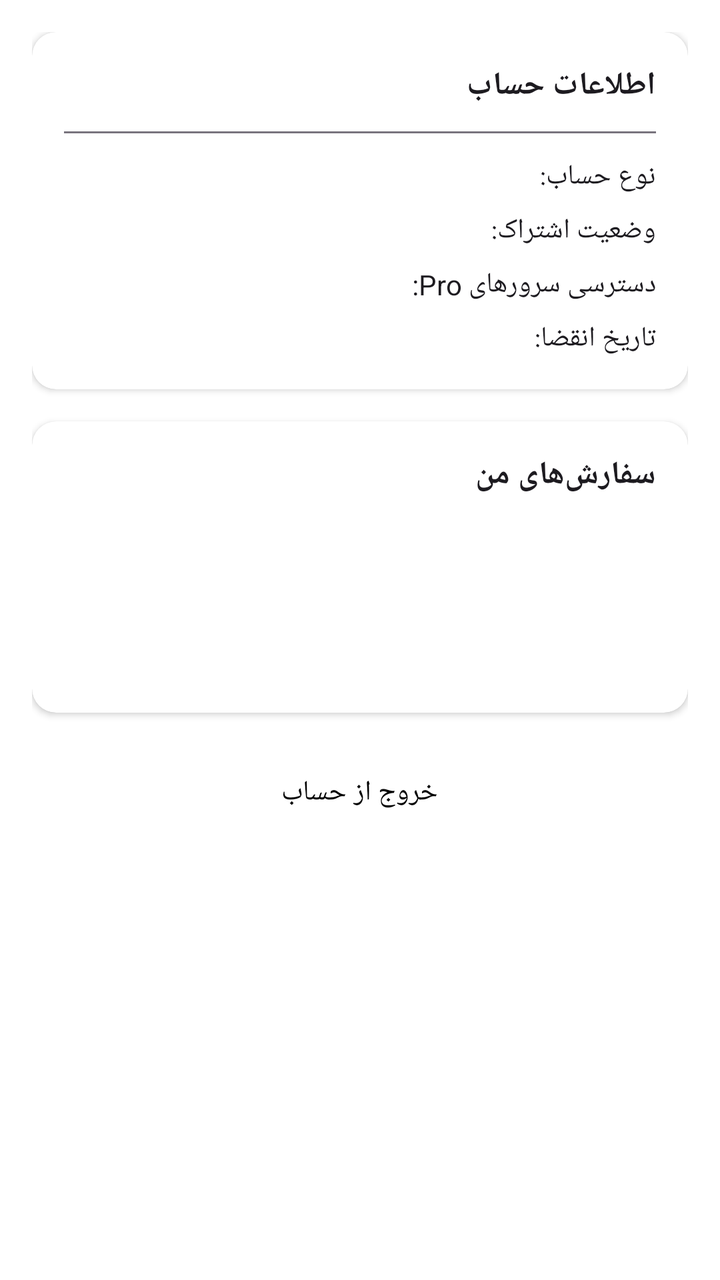
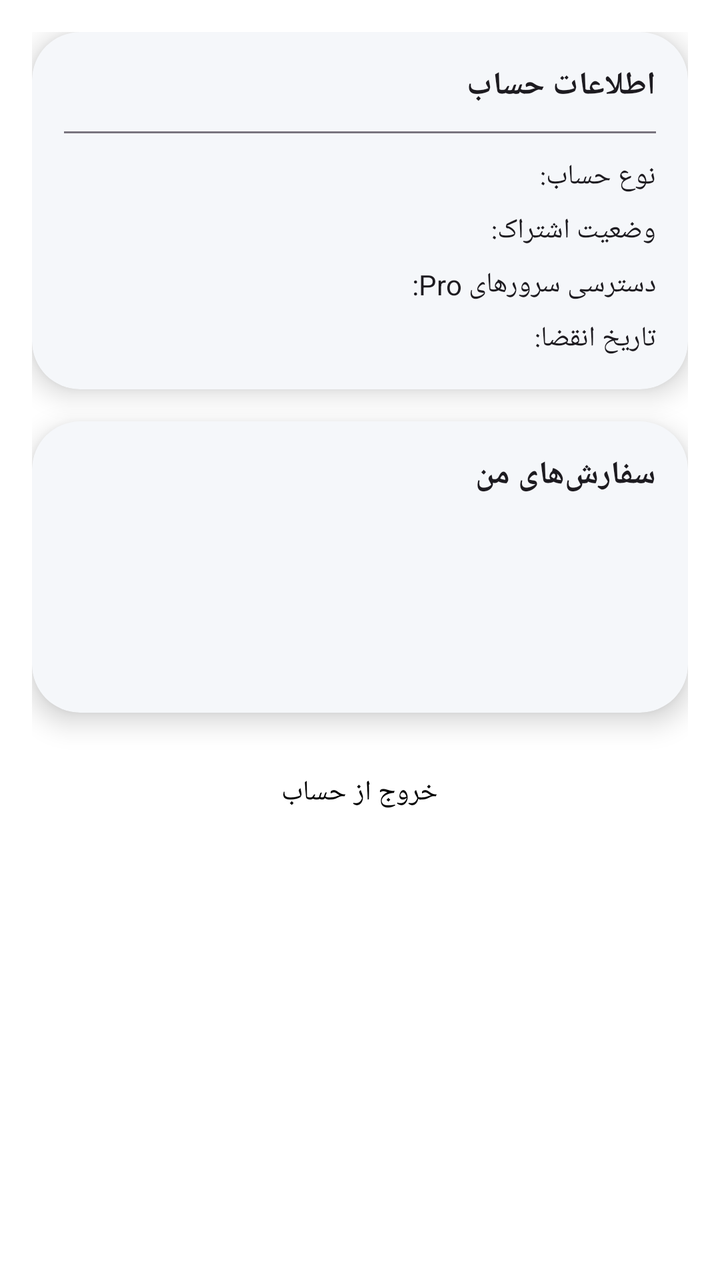

Two renders of the same Android screen: before a commit and after it. Below are the layout's source before the change and the commit's diff.
<!-- AndroidManifest.xml: application theme AppThemeDayNight.NoActionBar -->
<!-- res/layout/activity_profile.xml -->
<?xml version="1.0" encoding="utf-8"?>
<ScrollView xmlns:android="http://schemas.android.com/apk/res/android"
    xmlns:app="http://schemas.android.com/apk/res-auto"
    xmlns:tools="http://schemas.android.com/tools"
    android:layout_width="match_parent"
    android:layout_height="match_parent"
    android:fillViewport="true"
    android:fitsSystemWindows="true">

    <LinearLayout
        android:layout_width="match_parent"
        android:layout_height="wrap_content"
        android:orientation="vertical"
        android:padding="@dimen/padding_spacing_dp16"
        android:layoutDirection="rtl"
        tools:context=".ui.ProfileActivity">

        
        <androidx.cardview.widget.CardView
            android:layout_width="match_parent"
            android:layout_height="wrap_content"
            android:layout_marginBottom="@dimen/padding_spacing_dp16"
            app:cardCornerRadius="12dp"
            app:cardElevation="2dp">

            <LinearLayout
                android:layout_width="match_parent"
                android:layout_height="wrap_content"
                android:orientation="vertical"
                android:padding="@dimen/padding_spacing_dp16">

                <TextView
                    android:layout_width="wrap_content"
                    android:layout_height="wrap_content"
                    android:text="@string/profile_account_info"
                    android:textAppearance="@style/TextAppearance.AppCompat.Subhead"
                    android:textStyle="bold"
                    android:layout_marginBottom="@dimen/padding_spacing_dp12" />

                <View
                    android:layout_width="match_parent"
                    android:layout_height="1dp"
                    android:layout_marginBottom="@dimen/padding_spacing_dp12"
                    android:background="?attr/colorOutline" />

                <LinearLayout
                    android:layout_width="match_parent"
                    android:layout_height="wrap_content"
                    android:orientation="horizontal"
                    android:layout_marginBottom="@dimen/padding_spacing_dp8">

                    <TextView
                        android:layout_width="0dp"
                        android:layout_height="wrap_content"
                        android:layout_weight="1"
                        android:text="@string/profile_account_type"
                        android:textAppearance="@style/TextAppearance.AppCompat.Body1" />
                    <TextView
                        android:id="@+id/tv_account_type"
                        android:layout_width="wrap_content"
                        android:layout_height="wrap_content"
                        android:textAppearance="@style/TextAppearance.AppCompat.Body1"
                        android:textStyle="bold" />
                </LinearLayout>

                <LinearLayout
                    android:layout_width="match_parent"
                    android:layout_height="wrap_content"
                    android:orientation="horizontal"
                    android:layout_marginBottom="@dimen/padding_spacing_dp8">

                    <TextView
                        android:layout_width="0dp"
                        android:layout_height="wrap_content"
                        android:layout_weight="1"
                        android:text="@string/profile_subscription_status"
                        android:textAppearance="@style/TextAppearance.AppCompat.Body1" />
                    <TextView
                        android:id="@+id/tv_subscription_status"
                        android:layout_width="wrap_content"
                        android:layout_height="wrap_content"
                        android:textAppearance="@style/TextAppearance.AppCompat.Body1"
                        android:textStyle="bold" />
                </LinearLayout>

                <LinearLayout
                    android:layout_width="match_parent"
                    android:layout_height="wrap_content"
                    android:orientation="horizontal"
                    android:layout_marginBottom="@dimen/padding_spacing_dp8">

                    <TextView
                        android:layout_width="0dp"
                        android:layout_height="wrap_content"
                        android:layout_weight="1"
                        android:text="@string/profile_can_access_pro"
                        android:textAppearance="@style/TextAppearance.AppCompat.Body1" />
                    <TextView
                        android:id="@+id/tv_can_access_pro"
                        android:layout_width="wrap_content"
                        android:layout_height="wrap_content"
                        android:textAppearance="@style/TextAppearance.AppCompat.Body1"
                        android:textStyle="bold" />
                </LinearLayout>

                <LinearLayout
                    android:layout_width="match_parent"
                    android:layout_height="wrap_content"
                    android:orientation="horizontal">

                    <TextView
                        android:layout_width="0dp"
                        android:layout_height="wrap_content"
                        android:layout_weight="1"
                        android:text="@string/profile_subscription_end"
                        android:textAppearance="@style/TextAppearance.AppCompat.Body1" />
                    <TextView
                        android:id="@+id/tv_subscription_end"
                        android:layout_width="wrap_content"
                        android:layout_height="wrap_content"
                        android:textAppearance="@style/TextAppearance.AppCompat.Body1"
                        android:textStyle="bold" />
                </LinearLayout>
            </LinearLayout>
        </androidx.cardview.widget.CardView>

        
        <com.google.android.material.button.MaterialButton
            android:id="@+id/btn_upgrade"
            android:layout_width="match_parent"
            android:layout_height="wrap_content"
            android:layout_marginBottom="@dimen/padding_spacing_dp16"
            android:text="@string/profile_upgrade_to_pro"
            android:textAllCaps="false"
            android:visibility="gone" />

        
        <androidx.cardview.widget.CardView
            android:id="@+id/card_upgrade"
            android:layout_width="match_parent"
            android:layout_height="wrap_content"
            android:layout_marginBottom="@dimen/padding_spacing_dp16"
            android:visibility="gone"
            app:cardCornerRadius="12dp"
            app:cardElevation="2dp">

            <LinearLayout
                android:id="@+id/layout_upgrade"
                android:layout_width="match_parent"
                android:layout_height="wrap_content"
                android:orientation="vertical"
                android:padding="@dimen/padding_spacing_dp16">

                <TextView
                    android:layout_width="wrap_content"
                    android:layout_height="wrap_content"
                    android:text="@string/order_new_title"
                    android:textAppearance="@style/TextAppearance.AppCompat.Subhead"
                    android:textStyle="bold"
                    android:layout_marginBottom="@dimen/padding_spacing_dp8" />

                
                <LinearLayout
                    android:id="@+id/layout_plan_info"
                    android:layout_width="match_parent"
                    android:layout_height="wrap_content"
                    android:orientation="vertical"
                    android:background="?attr/colorSurfaceVariant"
                    android:padding="@dimen/padding_spacing_dp12"
                    android:layout_marginBottom="@dimen/padding_spacing_dp12"
                    android:visibility="gone">

                    <LinearLayout
                        android:layout_width="match_parent"
                        android:layout_height="wrap_content"
                        android:orientation="horizontal"
                        android:gravity="center_vertical">

                        <TextView
                            android:layout_width="0dp"
                            android:layout_height="wrap_content"
                            android:layout_weight="1"
                            android:text="@string/plan_price"
                            android:textAppearance="@style/TextAppearance.AppCompat.Body1" />
                        <TextView
                            android:id="@+id/tv_plan_price"
                            android:layout_width="wrap_content"
                            android:layout_height="wrap_content"
                            android:textAppearance="@style/TextAppearance.AppCompat.Headline"
                            android:textStyle="bold"
                            android:textColor="?attr/colorPrimary" />
                    </LinearLayout>

                    <LinearLayout
                        android:layout_width="match_parent"
                        android:layout_height="wrap_content"
                        android:orientation="horizontal"
                        android:gravity="center_vertical"
                        android:layout_marginTop="@dimen/padding_spacing_dp4">

                        <TextView
                            android:layout_width="0dp"
                            android:layout_height="wrap_content"
                            android:layout_weight="1"
                            android:text="@string/plan_duration"
                            android:textAppearance="@style/TextAppearance.AppCompat.Body1" />
                        <TextView
                            android:id="@+id/tv_plan_duration"
                            android:layout_width="wrap_content"
                            android:layout_height="wrap_content"
                            android:textAppearance="@style/TextAppearance.AppCompat.Body1"
                            android:textStyle="bold" />
                    </LinearLayout>
                </LinearLayout>

            <com.google.android.material.textfield.TextInputLayout
                android:id="@+id/til_tracking_code"
                style="@style/Widget.Material3.TextInputLayout.OutlinedBox"
                android:layout_width="match_parent"
                android:layout_height="wrap_content"
                android:layout_marginTop="@dimen/padding_spacing_dp12"
                android:hint="@string/order_tracking_code">

                <com.google.android.material.textfield.TextInputEditText
                    android:id="@+id/et_tracking_code"
                    android:layout_width="match_parent"
                    android:layout_height="wrap_content"
                    android:inputType="text"
                    android:maxLines="1" />
            </com.google.android.material.textfield.TextInputLayout>

            <com.google.android.material.button.MaterialButton
                android:id="@+id/btn_select_receipt"
                style="@style/Widget.Material3.Button.OutlinedButton"
                android:layout_width="match_parent"
                android:layout_height="wrap_content"
                android:layout_marginTop="@dimen/padding_spacing_dp12"
                android:text="@string/order_select_receipt"
                android:textAllCaps="false" />

            <ImageView
                android:id="@+id/iv_receipt"
                android:layout_width="match_parent"
                android:layout_height="120dp"
                android:layout_marginTop="@dimen/padding_spacing_dp12"
                android:scaleType="centerCrop"
                android:visibility="gone"
                android:contentDescription="@string/order_receipt_preview" />

                <com.google.android.material.button.MaterialButton
                    android:id="@+id/btn_submit_order"
                    android:layout_width="match_parent"
                    android:layout_height="wrap_content"
                    android:layout_marginTop="@dimen/padding_spacing_dp12"
                    android:text="@string/order_submit"
                    android:textAllCaps="false" />
            </LinearLayout>
        </androidx.cardview.widget.CardView>

        
        <androidx.cardview.widget.CardView
            android:layout_width="match_parent"
            android:layout_height="wrap_content"
            android:layout_marginBottom="@dimen/padding_spacing_dp16"
            app:cardCornerRadius="12dp"
            app:cardElevation="2dp">

            <LinearLayout
                android:layout_width="match_parent"
                android:layout_height="wrap_content"
                android:orientation="vertical"
                android:padding="@dimen/padding_spacing_dp16">

                <TextView
                    android:layout_width="wrap_content"
                    android:layout_height="wrap_content"
                    android:text="@string/order_my_orders"
                    android:textAppearance="@style/TextAppearance.AppCompat.Subhead"
                    android:textStyle="bold"
                    android:layout_marginBottom="@dimen/padding_spacing_dp12" />

                <TextView
                    android:id="@+id/tv_orders_empty"
                    android:layout_width="wrap_content"
                    android:layout_height="wrap_content"
                    android:text="@string/order_list_empty"
                    android:textAppearance="@style/TextAppearance.AppCompat.Body2"
                    android:textColor="?attr/colorOnSurfaceVariant"
                    android:visibility="gone" />

                <androidx.recyclerview.widget.RecyclerView
                    android:id="@+id/recycler_orders"
                    android:layout_width="match_parent"
                    android:layout_height="wrap_content"
                    android:nestedScrollingEnabled="false"
                    android:minHeight="80dp" />
            </LinearLayout>
        </androidx.cardview.widget.CardView>

        <com.google.android.material.button.MaterialButton
            android:id="@+id/btn_logout"
            style="@style/Widget.Material3.Button.TextButton"
            android:layout_width="match_parent"
            android:layout_height="wrap_content"
            android:text="@string/logout"
            android:textAllCaps="false" />
    </LinearLayout>
</ScrollView>
<!-- resources referenced by this layout -->
<resources>
  <dimen name="padding_spacing_dp12">12dp</dimen>
  <dimen name="padding_spacing_dp16">16dp</dimen>
  <dimen name="padding_spacing_dp4">4dp</dimen>
  <dimen name="padding_spacing_dp8">8dp</dimen>
  <string name="logout">خروج از حساب</string>
  <string name="order_list_empty">هیچ سفارشی ثبت نشده است.</string>
  <string name="order_my_orders">سفارش‌های من</string>
  <string name="order_new_title">خرید اشتراک حرفه‌ای</string>
  <string name="order_receipt_preview">پیش‌نمایش فیش</string>
  <string name="order_select_receipt">انتخاب تصویر فیش</string>
  <string name="order_submit">ثبت سفارش</string>
  <string name="order_tracking_code">کد پیگیری پرداخت</string>
  <string name="plan_duration">مدت اعتبار:</string>
  <string name="plan_price">قیمت:</string>
  <string name="profile_account_info">اطلاعات حساب</string>
  <string name="profile_account_type">نوع حساب:</string>
  <string name="profile_can_access_pro">دسترسی سرورهای Pro:</string>
  <string name="profile_subscription_end">تاریخ انقضا:</string>
  <string name="profile_subscription_status">وضعیت اشتراک:</string>
  <string name="profile_upgrade_to_pro">ارتقا به حرفه‌ای</string>
  <style name="AppThemeDayNight.NoActionBar" parent="AppThemeDayNight">
          <item name="windowActionBar">false</item>
          <item name="windowNoTitle">true</item>
      </style>
  <style name="AppThemeDayNight" parent="AppThemeBase">
          
          <item name="android:windowLightStatusBar">true</item>
          <item name="android:windowLightNavigationBar" tools:targetApi="27">true</item>
      </style>
  <color name="md_theme_primary">#000000</color>
  <color name="md_theme_onPrimary">#FFFFFF</color>
  <color name="md_theme_primaryContainer">#E0E0E0</color>
  <color name="md_theme_onPrimaryContainer">#000000</color>
  <color name="md_theme_secondary">#f97910</color>
  <color name="md_theme_onSecondary">#FFFFFF</color>
  <color name="md_theme_secondaryContainer">#FFE8D6</color>
  <color name="md_theme_onSecondaryContainer">#2B1700</color>
  <color name="md_theme_tertiary">#009966</color>
  <color name="md_theme_onTertiary">#FFFFFF</color>
  <color name="md_theme_tertiaryContainer">#A0F2D0</color>
  <color name="md_theme_onTertiaryContainer">#00201A</color>
  <color name="md_theme_error">#BA1A1A</color>
  <color name="md_theme_onError">#FFFFFF</color>
  <color name="md_theme_errorContainer">#FFDAD6</color>
  <color name="md_theme_onErrorContainer">#410002</color>
  <color name="md_theme_surface">#FFFFFF</color>
  <color name="md_theme_onSurface">#1C1B1F</color>
  <color name="md_theme_surfaceVariant">#E7E0EC</color>
  <color name="md_theme_onSurfaceVariant">#49454F</color>
  <color name="md_theme_inverseSurface">#313033</color>
  <color name="md_theme_inverseOnSurface">#F4EFF4</color>
  <color name="md_theme_background">#FFFFFF</color>
  <color name="md_theme_onBackground">#1C1B1F</color>
  <color name="md_theme_outline">#79747E</color>
  <color name="md_theme_outlineVariant">#CAC4D0</color>
  <color name="md_theme_inversePrimary">#C0C0C0</color>
  <!-- unchanged entries left out for length: 1 -->
</resources>

<!-- the commit's change to res/layout/activity_profile.xml (unified diff, before → after) -->
@@ -20,8 +20,9 @@
             android:layout_width="match_parent"
             android:layout_height="wrap_content"
             android:layout_marginBottom="@dimen/padding_spacing_dp16"
-            app:cardCornerRadius="12dp"
-            app:cardElevation="2dp">
+            app:cardCornerRadius="24dp"
+            app:cardElevation="8dp"
+            app:cardBackgroundColor="@color/card_gradient_end">
 
             <LinearLayout
                 android:layout_width="match_parent"
@@ -128,10 +129,16 @@
         <com.google.android.material.button.MaterialButton
             android:id="@+id/btn_upgrade"
             android:layout_width="match_parent"
-            android:layout_height="wrap_content"
+            android:layout_height="64dp"
             android:layout_marginBottom="@dimen/padding_spacing_dp16"
             android:text="@string/profile_upgrade_to_pro"
             android:textAllCaps="false"
+            android:textSize="16sp"
+            android:textStyle="bold"
+            android:background="@drawable/bg_gradient_button"
+            android:textColor="@android:color/white"
+            app:cornerRadius="16dp"
+            app:elevation="4dp"
             android:visibility="gone" />
 
         
@@ -141,8 +148,9 @@
             android:layout_height="wrap_content"
             android:layout_marginBottom="@dimen/padding_spacing_dp16"
             android:visibility="gone"
-            app:cardCornerRadius="12dp"
-            app:cardElevation="2dp">
+            app:cardCornerRadius="24dp"
+            app:cardElevation="8dp"
+            app:cardBackgroundColor="@color/card_gradient_end">
 
             <LinearLayout
                 android:id="@+id/layout_upgrade"
@@ -250,10 +258,16 @@
                 <com.google.android.material.button.MaterialButton
                     android:id="@+id/btn_submit_order"
                     android:layout_width="match_parent"
-                    android:layout_height="wrap_content"
+                    android:layout_height="56dp"
                     android:layout_marginTop="@dimen/padding_spacing_dp12"
                     android:text="@string/order_submit"
-                    android:textAllCaps="false" />
+                    android:textAllCaps="false"
+                    android:textSize="16sp"
+                    android:textStyle="bold"
+                    android:background="@drawable/bg_gradient_button"
+                    android:textColor="@android:color/white"
+                    app:cornerRadius="16dp"
+                    app:elevation="4dp" />
             </LinearLayout>
         </androidx.cardview.widget.CardView>
 
@@ -262,8 +276,9 @@
             android:layout_width="match_parent"
             android:layout_height="wrap_content"
             android:layout_marginBottom="@dimen/padding_spacing_dp16"
-            app:cardCornerRadius="12dp"
-            app:cardElevation="2dp">
+            app:cardCornerRadius="24dp"
+            app:cardElevation="8dp"
+            app:cardBackgroundColor="@color/card_gradient_end">
 
             <LinearLayout
                 android:layout_width="match_parent"
<!-- resource entries referenced after the edit -->
@@ -1,9 +1,21 @@
 <!-- resources referenced by this layout -->
 <resources>
+  <color name="card_gradient_end">#F5F7FA</color>
   <dimen name="padding_spacing_dp12">12dp</dimen>
   <dimen name="padding_spacing_dp16">16dp</dimen>
   <dimen name="padding_spacing_dp4">4dp</dimen>
   <dimen name="padding_spacing_dp8">8dp</dimen>
+  <!-- drawable bg_gradient_button (drawable) -->
+  <?xml version="1.0" encoding="utf-8"?>
+  <shape xmlns:android="http://schemas.android.com/apk/res/android"
+      android:shape="rectangle">
+      <gradient
+          android:angle="45"
+          android:startColor="#667eea"
+          android:endColor="#764ba2"
+          android:type="linear" />
+      <corners android:radius="12dp" />
+  </shape>
   <string name="logout">خروج از حساب</string>
   <string name="order_list_empty">هیچ سفارشی ثبت نشده است.</string>
   <string name="order_my_orders">سفارش‌های من</string>
